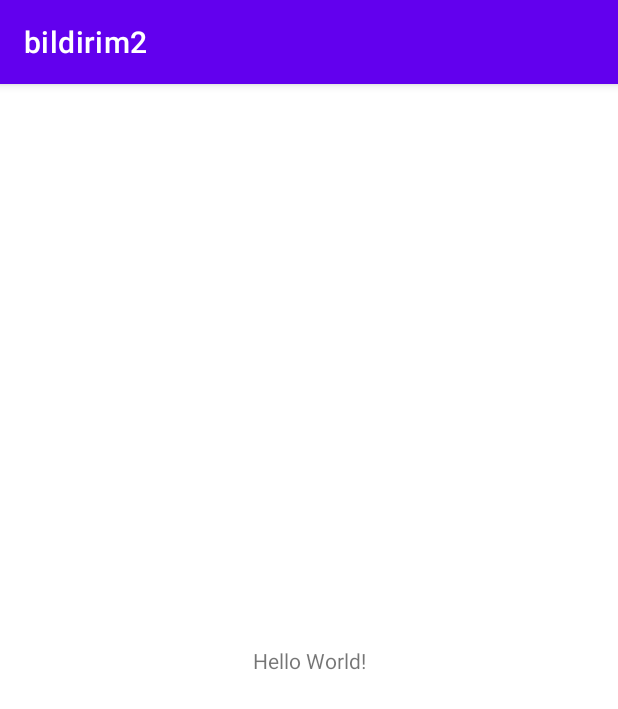
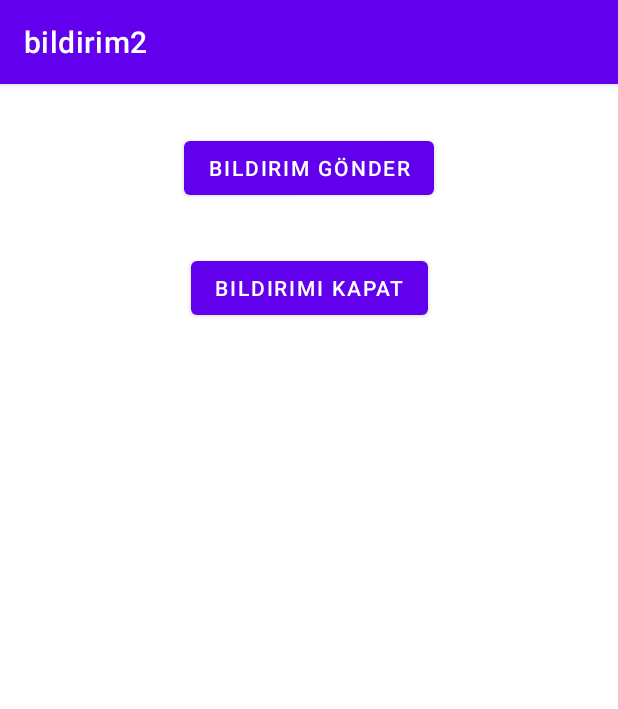
Before and after one commit to ozndgl/bildirim2, an Android app: the screen it shows after launch (MainActivity), on a phone screen of 412 x 824 dp. Shown: the top 709 px of the screen. Run offline under Robolectric (Android 15) with nearby library versions, the phone set to English and light mode, and no system bars.

Commit message:
butonlar eklendi

```diff
--- a/app/src/main/java/com/consoledeneme/bildirim2/MainActivity.java
+++ b/app/src/main/java/com/consoledeneme/bildirim2/MainActivity.java
@@ -12,6 +12,7 @@ import android.media.RingtoneManager;
 import android.os.Build;
 import android.os.Bundle;
 import android.util.Log;
+import android.view.View;
 
 public class MainActivity extends AppCompatActivity {
 
@@ -20,10 +21,20 @@ public class MainActivity extends AppCompatActivity {
         super.onCreate(savedInstanceState);
         setContentView(R.layout.activity_main);
 
+
+    }
+    public void gonder(View view){
         int reqCode = 1;
         Intent intent = new Intent(getApplicationContext(), MainActivity.class);
-        showNotification(this, "Title", "This is the message to display", intent, reqCode);
+        showNotification(this, "Mesaj Başlığı", "mesaj içeriği", intent, reqCode);
     }
+    public void kapat(View view){
+        NotificationManager notificationManager = (NotificationManager)getSystemService(Context.NOTIFICATION_SERVICE);
+        notificationManager.cancel(1);
+    }
+
+
+
     public void showNotification(Context context, String title, String message, Intent intent, int reqCode) {
         //SharedPreferenceManager sharedPreferenceManager = SharedPreferenceManager.getInstance(context);
 
--- a/app/src/main/res/layout/activity_main.xml
+++ b/app/src/main/res/layout/activity_main.xml
@@ -6,13 +6,29 @@
     android:layout_height="match_parent"
     tools:context=".MainActivity">
 
-    <TextView
+    <Button
+        android:id="@+id/button"
         android:layout_width="wrap_content"
         android:layout_height="wrap_content"
-        android:text="Hello World!"
-        app:layout_constraintBottom_toBottomOf="parent"
-        app:layout_constraintLeft_toLeftOf="parent"
-        app:layout_constraintRight_toRightOf="parent"
+        android:layout_marginStart="32dp"
+        android:layout_marginTop="32dp"
+        android:layout_marginEnd="32dp"
+        android:onClick="gonder"
+        android:text="bildirim gönder"
+        app:layout_constraintEnd_toEndOf="parent"
+        app:layout_constraintStart_toStartOf="parent"
         app:layout_constraintTop_toTopOf="parent" />
 
+    <Button
+        android:id="@+id/button2"
+        android:layout_width="wrap_content"
+        android:layout_height="wrap_content"
+        android:layout_marginStart="32dp"
+        android:layout_marginTop="32dp"
+        android:layout_marginEnd="32dp"
+        android:onClick="kapat"
+        android:text="bildirimi kapat"
+        app:layout_constraintEnd_toEndOf="parent"
+        app:layout_constraintStart_toStartOf="parent"
+        app:layout_constraintTop_toBottomOf="@+id/button" />
 </androidx.constraintlayout.widget.ConstraintLayout>
```
